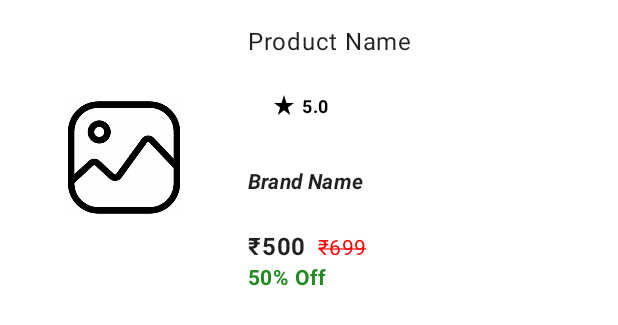
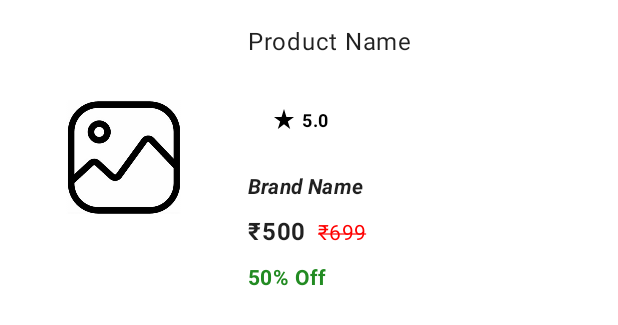
Before and after one commit to monish-krishna/Furn-Land, an Android app: the layout layout_product_item_main.xml on its own in the app's theme, with its tools: preview values and no code run, on a phone screen of 412 x 824 dp. Shown: the top 325 px of the screen. Run offline under Robolectric (Android 15) with nearby library versions, the phone set to English and light mode, and no system bars.

Commit message:
Layout changes.

```diff
--- a/app/src/main/res/layout/layout_product_item_main.xml
+++ b/app/src/main/res/layout/layout_product_item_main.xml
@@ -72,13 +72,12 @@
             android:layout_width="0dp"
             android:layout_height="wrap_content"
             android:layout_marginStart="@dimen/margin_small"
-            app:layout_goneMarginTop="@dimen/margin_large"
-            android:layout_marginTop="@dimen/margin_small"
-            android:layout_marginBottom="@dimen/margin_small"
             android:textAppearance="@style/TextAppearance.MaterialComponents.Body2"
             android:textStyle="bold|italic"
+            app:layout_constraintBottom_toTopOf="@+id/tvItemCurrentPrice"
             app:layout_constraintStart_toEndOf="@id/guideline2"
             app:layout_constraintTop_toBottomOf="@id/tvItemRatingIcon"
+            app:layout_goneMarginTop="@dimen/margin_large"
             tools:text="Brand Name" />
 
         <TextView
```
